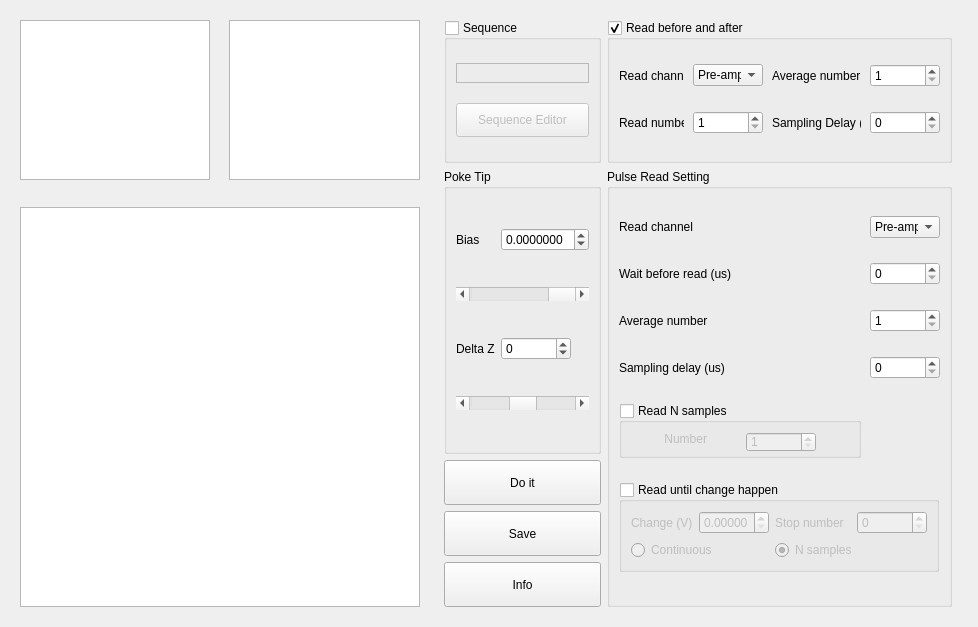
First picture: the form in pyqt5 STM software/ui/Deposition.ui, repository freestylexyz/STM-pyqt5-software, before the edit.
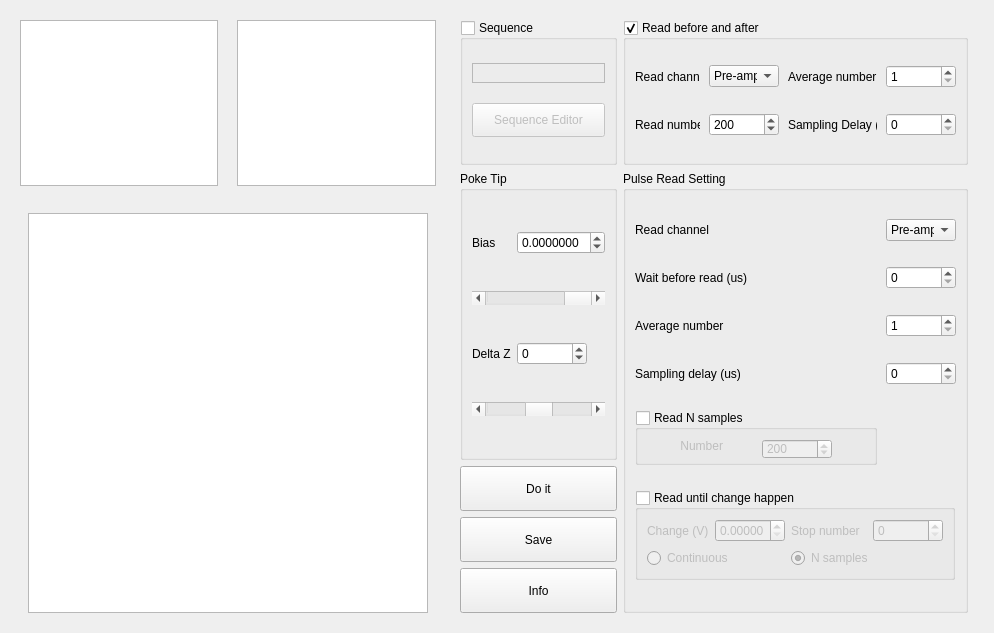
Second picture: the form after the edit. Custom widgets are drawn as their Qt base class.

Diff of the .ui file:
```diff
--- a/pyqt5 STM software/ui/Deposition.ui
+++ b/pyqt5 STM software/ui/Deposition.ui
@@ -9,8 +9,8 @@
    <rect>
     <x>0</x>
     <y>0</y>
-    <width>969</width>
-    <height>623</height>
+    <width>994</width>
+    <height>633</height>
    </rect>
   </property>
   <property name="windowTitle">
@@ -256,6 +256,9 @@
            <property name="maximum">
             <number>65535</number>
            </property>
+           <property name="value">
+            <number>200</number>
+           </property>
           </widget>
          </item>
          <item row="0" column="7">
@@ -477,6 +480,9 @@
               <property name="maximum">
                <number>4095</number>
               </property>
+              <property name="value">
+               <number>200</number>
+              </property>
              </widget>
             </item>
            </layout>
```
